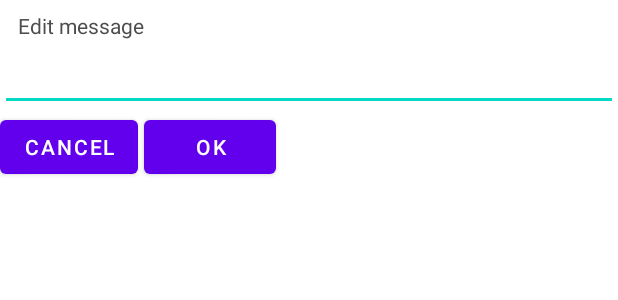
After one commit to digitalbangash1/PhoneFreedom, an Android app: the layout edit_predefined_message.xml on its own in the app's theme, with its tools: preview values and no code run, on a phone screen of 412 x 824 dp. The commit adds this screen. Shown: the top 300 px of the screen. Run offline under Robolectric (Android 15) with nearby library versions, the phone set to English and light mode, and no system bars.

Commit message:
bug fixed. back button

```diff
--- a/app/src/main/res/layout/activity_predefined_messages_list_item.xml
+++ b/app/src/main/res/layout/activity_predefined_messages_list_item.xml
@@ -21,7 +21,7 @@
         />
 
     <Button
-        android:id="@+id/buttonEditMessage"
+        android:onClick="editClickListner"
         android:layout_width="wrap_content"
         android:layout_height="wrap_content"
         android:layout_marginRight="2dp"
--- /dev/null
+++ b/app/src/main/res/layout/edit_predefined_message.xml
@@ -0,0 +1,51 @@
+<?xml version="1.0" encoding="utf-8"?>
+<LinearLayout xmlns:android="http://schemas.android.com/apk/res/android"
+    xmlns:app="http://schemas.android.com/apk/res-auto"
+    xmlns:tools="http://schemas.android.com/tools"
+    android:layout_width="match_parent"
+    android:layout_height="match_parent"
+    android:orientation="vertical"
+    android:minWidth="300dp"
+    android:minHeight="150dp"
+    android:layout_gravity="center">
+
+    <TextView
+        android:layout_width="wrap_content"
+        android:layout_height="wrap_content"
+        android:text="Edit message"
+        android:layout_marginLeft="10dp"
+        android:layout_marginTop="5dp"
+        android:padding="2dp"
+        android:textColor="#4d4d4d"
+        />
+
+    <EditText
+        android:id="@+id/editTextForEditingPredefinedMessage"
+        android:layout_width="match_parent"
+        android:layout_height="wrap_content"
+        />
+
+    <LinearLayout
+        android:layout_width="match_parent"
+        android:layout_height="wrap_content"
+        android:orientation="horizontal">
+
+        <Button
+            android:id="@+id/buttonNoForEditingPredefinedMessage"
+            android:layout_width="wrap_content"
+            android:layout_height="wrap_content"
+            android:layout_marginRight="2dp"
+            android:text="Cancel"
+            />
+
+        <Button
+            android:id="@+id/buttonYesForEditingPredefinedMessage"
+            android:layout_width="wrap_content"
+            android:layout_height="wrap_content"
+            android:layout_marginLeft="2dp"
+            android:text="OK"
+            />
+
+    </LinearLayout>
+
+</LinearLayout>
```
Also changed, not shown: app/src/main/java/dtu/projekt/phonefreedom/LanguageActivity.kt (+4 -4 lines), app/src/main/java/dtu/projekt/phonefreedom/PredefinedMessagesActivity.kt (+82 -12 lines), app/src/main/res/layout/activity_main.xml (+25 -16 lines), app/src/main/res/layout/edit_text_layout.xml (added, +15 -0 lines).
